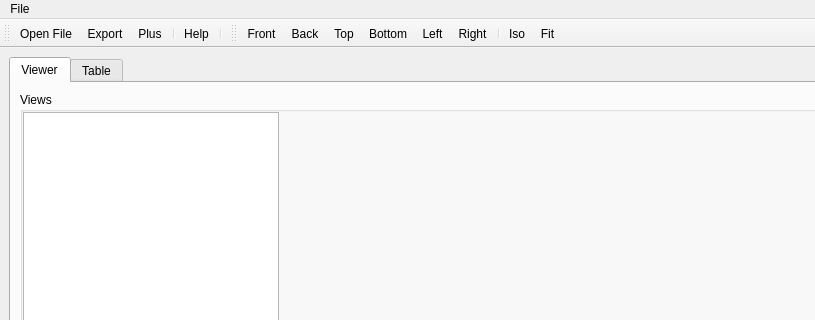
First picture: the form in i3viewer/i3mainWindow.ui, repository hubergilt/i3viewer, before the edit; both pictures show x 0 to 815 and y 0 to 320 of the 1002 by 666 pixel window.
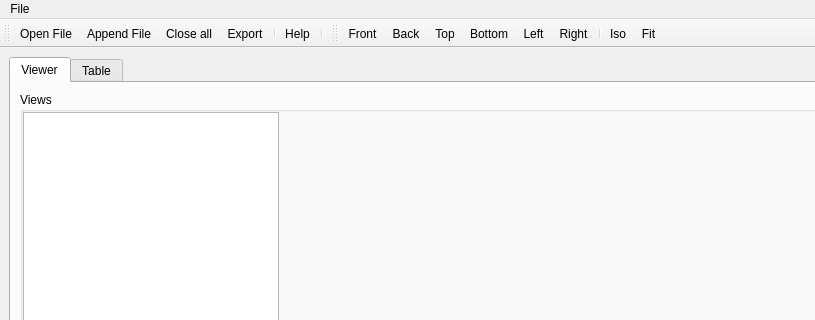
Second picture: the form after the edit. Icons and pictures are not drawn. Custom widgets are drawn as their Qt base class.

The edit to the form file:
```diff
--- a/i3viewer/i3mainWindow.ui
+++ b/i3viewer/i3mainWindow.ui
@@ -163,8 +163,9 @@
     <bool>false</bool>
    </attribute>
    <addaction name="actionOpenFile"/>
-   <addaction name="actionExport"/>
    <addaction name="actionPlus"/>
+   <addaction name="actionMinus"/>
+   <addaction name="actionExport"/>
    <addaction name="separator"/>
    <addaction name="actionHelp"/>
    <addaction name="separator"/>
@@ -333,7 +334,19 @@
      <normaloff>:/icons/plus.svg</normaloff>:/icons/plus.svg</iconset>
    </property>
    <property name="text">
-    <string>Plus</string>
+    <string>Append File...</string>
+   </property>
+  </action>
+  <action name="actionMinus">
+   <property name="icon">
+    <iconset resource="icons.qrc">
+     <normaloff>:/icons/minus.svg</normaloff>:/icons/minus.svg</iconset>
+   </property>
+   <property name="text">
+    <string>Close all</string>
+   </property>
+   <property name="toolTip">
+    <string>Close all</string>
    </property>
   </action>
  </widget>
```
Left out of the diff: 2 changed lines with no effect on the pictures.
